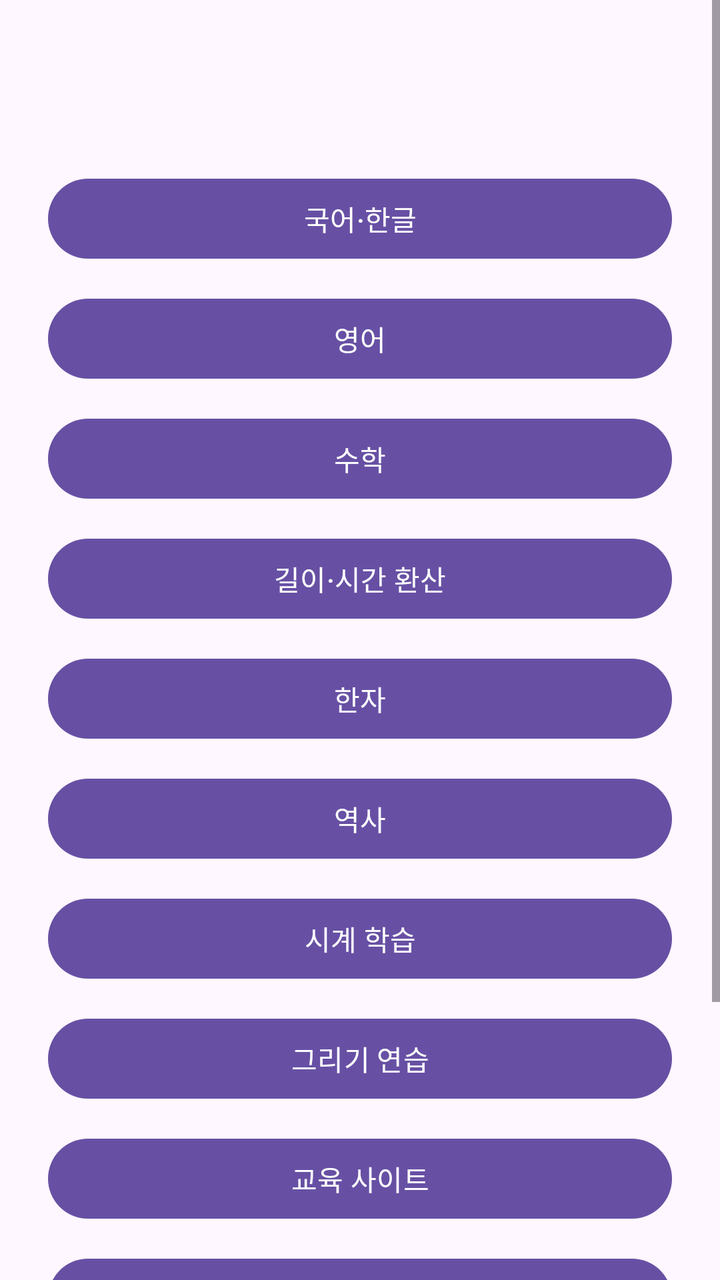
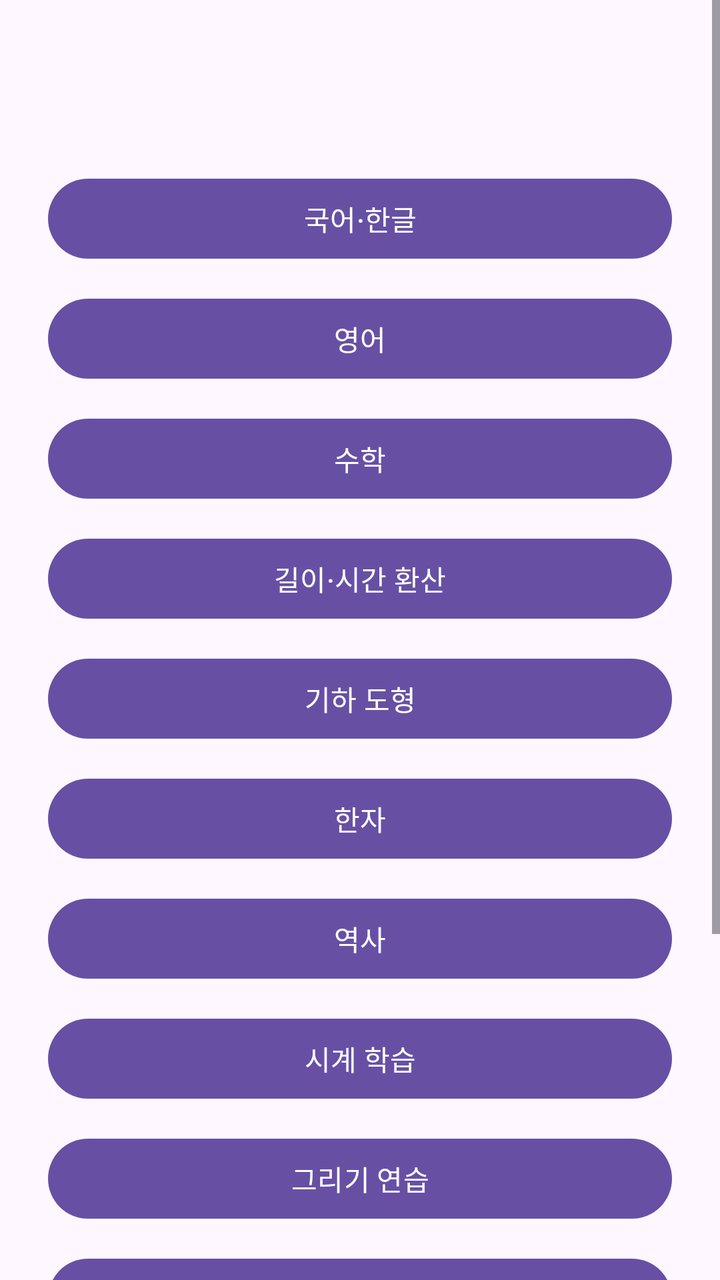

Two renders of the same Android screen: before a commit and after it. Below are the layout's source before the change and the commit's diff.
<!-- AndroidManifest.xml: application theme Theme.Eunhyo2 -->
<!-- res/layout/activity_school_menu.xml -->
<?xml version="1.0" encoding="utf-8"?>
<ScrollView xmlns:android="http://schemas.android.com/apk/res/android"
    android:layout_width="match_parent"
    android:layout_height="match_parent">

    <LinearLayout
        android:layout_width="match_parent"
        android:layout_height="wrap_content"
        android:orientation="vertical"
        android:padding="24dp">

        <TextView
            android:id="@+id/textSchoolLevel"
            android:layout_width="match_parent"
            android:layout_height="wrap_content"
            android:gravity="center"
            android:textAppearance="@style/TextAppearance.Material3.HeadlineMedium" />

        <com.google.android.material.button.MaterialButton android:id="@+id/buttonKorean" android:layout_width="match_parent" android:layout_height="wrap_content" android:layout_marginTop="24dp" android:text="국어·한글" />
        <com.google.android.material.button.MaterialButton android:id="@+id/buttonEnglish" android:layout_width="match_parent" android:layout_height="wrap_content" android:layout_marginTop="12dp" android:text="영어" />
        <com.google.android.material.button.MaterialButton android:id="@+id/buttonMath" android:layout_width="match_parent" android:layout_height="wrap_content" android:layout_marginTop="12dp" android:text="수학" />
        <com.google.android.material.button.MaterialButton android:id="@+id/buttonMeasurement" android:layout_width="match_parent" android:layout_height="wrap_content" android:layout_marginTop="12dp" android:text="길이·시간 환산" />
        <com.google.android.material.button.MaterialButton android:id="@+id/buttonHanja" android:layout_width="match_parent" android:layout_height="wrap_content" android:layout_marginTop="12dp" android:text="한자" />
        <com.google.android.material.button.MaterialButton android:id="@+id/buttonHistory" android:layout_width="match_parent" android:layout_height="wrap_content" android:layout_marginTop="12dp" android:text="역사" />
        <com.google.android.material.button.MaterialButton android:id="@+id/buttonClock" android:layout_width="match_parent" android:layout_height="wrap_content" android:layout_marginTop="12dp" android:text="시계 학습" />
        <com.google.android.material.button.MaterialButton android:id="@+id/buttonDrawing" android:layout_width="match_parent" android:layout_height="wrap_content" android:layout_marginTop="12dp" android:text="그리기 연습" />
        <com.google.android.material.button.MaterialButton android:id="@+id/buttonLinks" android:layout_width="match_parent" android:layout_height="wrap_content" android:layout_marginTop="12dp" android:text="교육 사이트" />
        <com.google.android.material.button.MaterialButton android:id="@+id/buttonMedia" android:layout_width="match_parent" android:layout_height="wrap_content" android:layout_marginTop="12dp" android:text="미디어 학습" />
        <com.google.android.material.button.MaterialButton android:id="@+id/buttonAi" android:layout_width="match_parent" android:layout_height="wrap_content" android:layout_marginTop="12dp" android:text="AI 학습 도우미" />
        <com.google.android.material.button.MaterialButton android:id="@+id/buttonGame" android:layout_width="match_parent" android:layout_height="wrap_content" android:layout_marginTop="12dp" android:text="게임·점수" />
    </LinearLayout>
</ScrollView>
<!-- resources referenced by this layout -->
<resources>
  <style name="Theme.Eunhyo2" parent="Theme.Material3.DayNight.NoActionBar">
          <item name="android:windowLightStatusBar">true</item>
      </style>
</resources>

<!-- the commit's change to res/layout/activity_school_menu.xml (unified diff, before → after) -->
@@ -20,6 +20,7 @@
         <com.google.android.material.button.MaterialButton android:id="@+id/buttonEnglish" android:layout_width="match_parent" android:layout_height="wrap_content" android:layout_marginTop="12dp" android:text="영어" />
         <com.google.android.material.button.MaterialButton android:id="@+id/buttonMath" android:layout_width="match_parent" android:layout_height="wrap_content" android:layout_marginTop="12dp" android:text="수학" />
         <com.google.android.material.button.MaterialButton android:id="@+id/buttonMeasurement" android:layout_width="match_parent" android:layout_height="wrap_content" android:layout_marginTop="12dp" android:text="길이·시간 환산" />
+        <com.google.android.material.button.MaterialButton android:id="@+id/buttonGeometry" android:layout_width="match_parent" android:layout_height="wrap_content" android:layout_marginTop="12dp" android:text="기하 도형" />
         <com.google.android.material.button.MaterialButton android:id="@+id/buttonHanja" android:layout_width="match_parent" android:layout_height="wrap_content" android:layout_marginTop="12dp" android:text="한자" />
         <com.google.android.material.button.MaterialButton android:id="@+id/buttonHistory" android:layout_width="match_parent" android:layout_height="wrap_content" android:layout_marginTop="12dp" android:text="역사" />
         <com.google.android.material.button.MaterialButton android:id="@+id/buttonClock" android:layout_width="match_parent" android:layout_height="wrap_content" android:layout_marginTop="12dp" android:text="시계 학습" />
